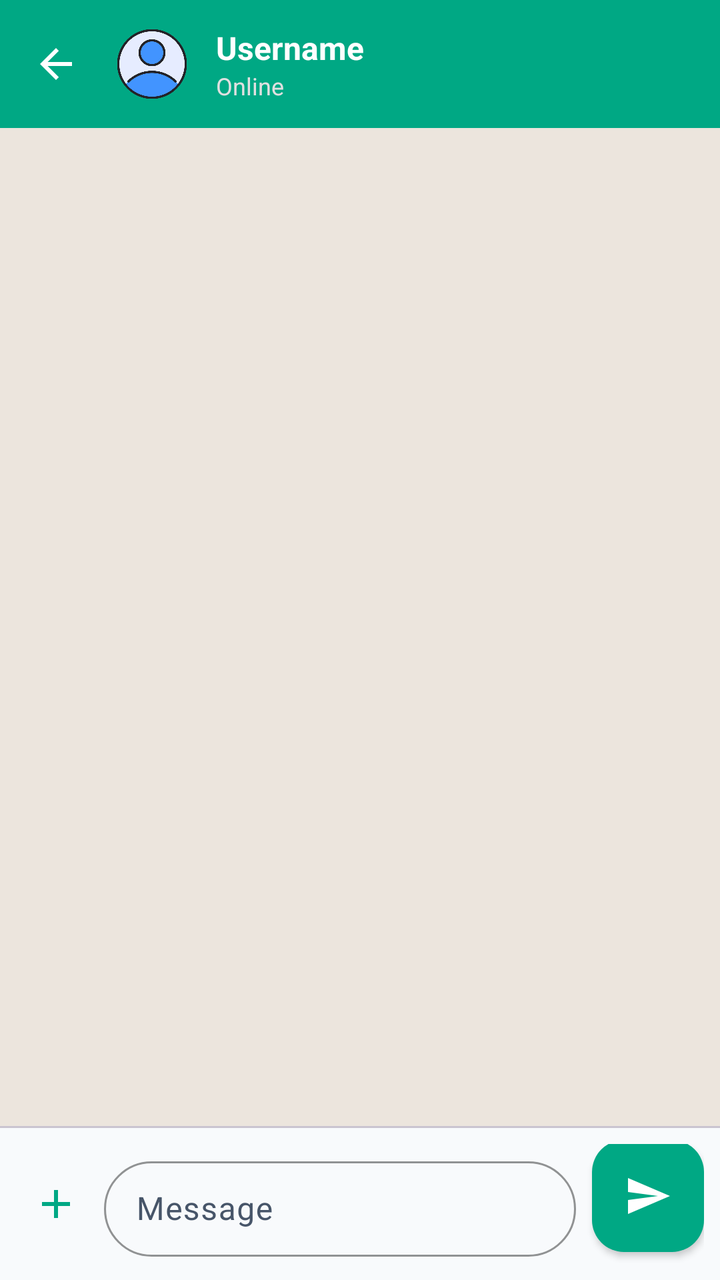
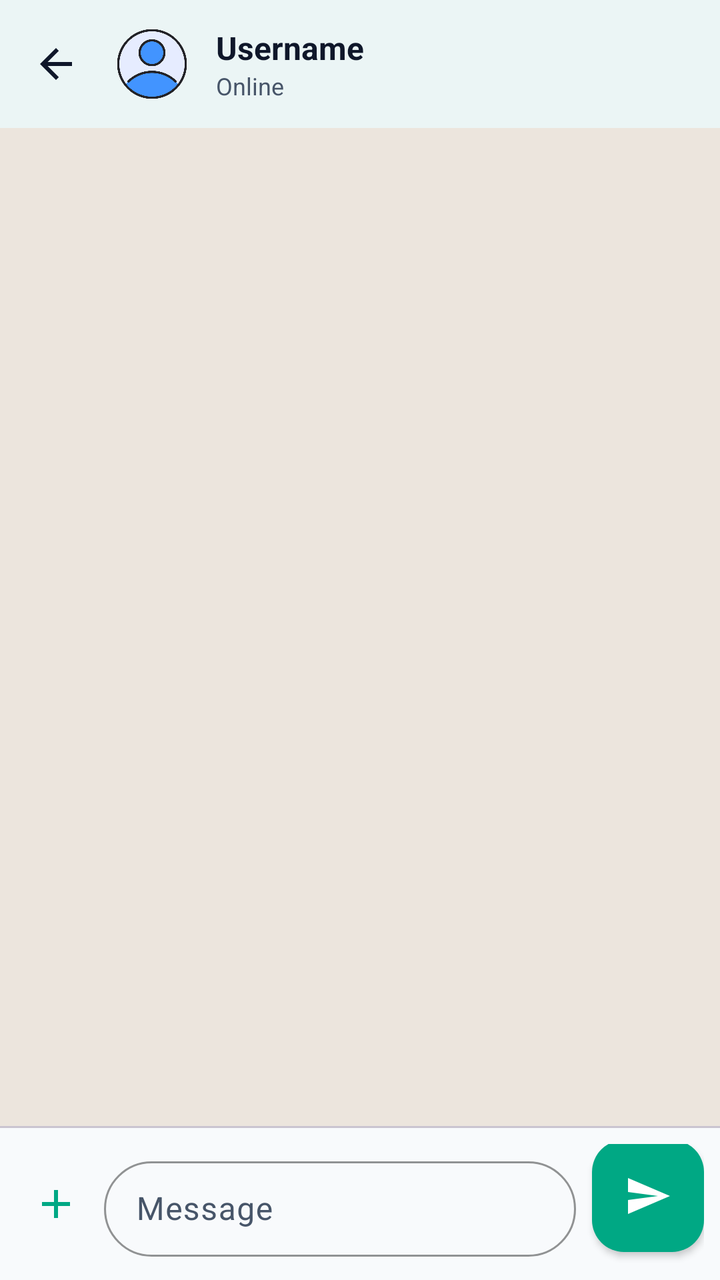

Compare the two renders of this Android layout. The source of the first and the diff that turns it into the second are given below.
<!-- AndroidManifest.xml: application theme Theme.GupShup -->
<!-- res/layout/activity_chat.xml -->
<?xml version="1.0" encoding="utf-8"?>
<LinearLayout xmlns:android="http://schemas.android.com/apk/res/android"
    xmlns:app="http://schemas.android.com/apk/res-auto"
    android:orientation="vertical"
    android:layout_width="match_parent"
    android:layout_height="match_parent"
    android:background="@color/chatBackground">

    
    <TextView
        android:id="@+id/offlineBanner"
        android:layout_width="match_parent"
        android:layout_height="wrap_content"
        android:background="#E53935"
        android:text="No internet connection"
        android:textColor="@android:color/white"
        android:textSize="12sp"
        android:textAlignment="center"
        android:paddingVertical="4dp"
        android:visibility="gone" />

    
    <com.google.android.material.appbar.MaterialToolbar
        android:id="@+id/chatToolbar"
        android:layout_width="match_parent"
        android:layout_height="?attr/actionBarSize"
        android:background="?attr/colorPrimary"
        android:elevation="4dp"
        app:navigationIcon="@drawable/ic_arrow_back"
        app:navigationIconTint="?attr/colorOnPrimary">

        <LinearLayout
            android:layout_width="match_parent"
            android:layout_height="match_parent"
            android:orientation="horizontal"
            android:gravity="center_vertical">

            <com.google.android.material.imageview.ShapeableImageView
                android:id="@+id/toolbarAvatar"
                android:layout_width="40dp"
                android:layout_height="40dp"
                android:scaleType="centerCrop"
                android:src="@drawable/ic_profile_placeholder"
                app:shapeAppearanceOverlay="@style/ShapeAppearance.Material3.Corner.Full"
                android:padding="2dp"
                android:visibility="visible"/>

            <LinearLayout
                android:layout_width="wrap_content"
                android:layout_height="wrap_content"
                android:orientation="vertical"
                android:layout_marginStart="12dp">

                <TextView
                    android:id="@+id/userNameText"
                    android:layout_width="wrap_content"
                    android:layout_height="wrap_content"
                    android:text="Username"
                    android:textColor="?attr/colorOnPrimary"
                    android:textStyle="bold"
                    android:textSize="16sp"
                    android:maxLines="1"
                    android:ellipsize="end" />

                <TextView
                    android:id="@+id/userStatusText"
                    android:layout_width="wrap_content"
                    android:layout_height="wrap_content"
                    android:text="Online"
                    android:textColor="#E0E0E0"
                    android:textSize="12sp"
                    android:maxLines="1" />
            </LinearLayout>
        </LinearLayout>
    </com.google.android.material.appbar.MaterialToolbar>

    
    <androidx.recyclerview.widget.RecyclerView
        android:id="@+id/recyclerView"
        android:layout_width="match_parent"
        android:layout_height="0dp"
        android:layout_weight="1"
        android:paddingHorizontal="8dp"
        android:paddingTop="8dp"
        android:clipToPadding="false"
        android:scrollbars="vertical" />

    
    <View
        android:layout_width="match_parent"
        android:layout_height="1dp"
        android:background="?attr/colorOutlineVariant" />

    
    <LinearLayout
        android:layout_width="match_parent"
        android:layout_height="wrap_content"
        android:orientation="horizontal"
        android:gravity="center_vertical"
        android:paddingHorizontal="8dp"
        android:paddingVertical="8dp"
        android:background="?attr/colorSurface">

        <ImageButton
            android:id="@+id/attachButton"
            android:layout_width="40dp"
            android:layout_height="40dp"
            android:background="?attr/selectableItemBackgroundBorderless"
            android:src="@drawable/ic_add_status"
            app:tint="?attr/colorPrimary"
            android:contentDescription="Attach Media"
            android:padding="8dp"
            android:layout_marginEnd="4dp" />

        <com.google.android.material.textfield.TextInputLayout
            android:id="@+id/inputLayout"
            android:layout_width="0dp"
            android:layout_height="wrap_content"
            android:layout_weight="1"
            android:hint="Message"
            app:boxBackgroundMode="outline"
            app:boxCornerRadiusTopStart="24dp"
            app:boxCornerRadiusTopEnd="24dp"
            app:boxCornerRadiusBottomStart="24dp"
            app:boxCornerRadiusBottomEnd="24dp"
            app:boxStrokeColor="?attr/colorPrimary"
            style="@style/Widget.Material3.TextInputLayout.OutlinedBox.Dense">

            <com.google.android.material.textfield.TextInputEditText
                android:id="@+id/messageInput"
                android:layout_width="match_parent"
                android:layout_height="wrap_content"
                android:inputType="textCapSentences|textMultiLine"
                android:maxLines="4"
                android:textColor="?attr/colorOnSurface" />
        </com.google.android.material.textfield.TextInputLayout>

        <com.google.android.material.floatingactionbutton.FloatingActionButton
            android:id="@+id/sendButton"
            android:layout_width="wrap_content"
            android:layout_height="wrap_content"
            android:layout_marginStart="8dp"
            android:layout_marginBottom="4dp"
            android:src="@drawable/ic_send"
            app:tint="?attr/colorOnPrimary"
            app:backgroundTint="?attr/colorPrimary"
            app:elevation="2dp"
            app:fabSize="mini" />

    </LinearLayout>

</LinearLayout>
<!-- resources referenced by this layout -->
<resources>
  <color name="chatBackground">#ECE5DD</color>
  <!-- drawable ic_add_status (drawable) -->
  <vector xmlns:android="http://schemas.android.com/apk/res/android"
      android:width="24dp"
      android:height="24dp"
      android:viewportWidth="24"
      android:viewportHeight="24">
    <path
        android:fillColor="@android:color/white"
        android:pathData="M19,13h-6v6h-2v-6H5v-2h6V5h2v6h6v2z"/>
  </vector>
  <!-- drawable ic_arrow_back (drawable) -->
  <vector xmlns:android="http://schemas.android.com/apk/res/android"
      android:width="24dp"
      android:height="24dp"
      android:viewportWidth="24"
      android:viewportHeight="24"
      android:tint="?attr/colorOnSurface"
      android:autoMirrored="true">
      <path android:fillColor="@android:color/white"
          android:pathData="M20,11H7.83l5.59,-5.59L12,4l-8,8 8,8 1.41,-1.41L7.83,13H20v-2z"/>
  </vector>
  <!-- drawable ic_send (drawable) -->
  <?xml version="1.0" encoding="utf-8"?>
  <vector xmlns:android="http://schemas.android.com/apk/res/android"
      android:width="24dp"
      android:height="24dp"
      android:viewportWidth="24"
      android:viewportHeight="24">
      <path
          android:fillColor="@color/colorPrimary"
          android:pathData="M2.01,21L23,12 2.01,3 2,10 17,12 2,14z"/>
  </vector>
  <color name="colorPrimary">#00A884</color>
  <color name="onPrimary">#FFFFFF</color>
  <color name="colorPrimaryContainer">#B2F1E0</color>
  <color name="onPrimaryContainer">#00201A</color>
  <color name="colorSecondary">#4A635D</color>
  <color name="onSecondary">#FFFFFF</color>
  <color name="colorSecondaryContainer">#CCE8E0</color>
  <color name="onSecondaryContainer">#05201A</color>
  <color name="colorTertiary">#4B607C</color>
  <color name="onTertiary">#FFFFFF</color>
  <color name="colorTertiaryContainer">#D3E4FF</color>
  <color name="onTertiaryContainer">#041C35</color>
  <color name="background">#F8FAFC</color>
  <color name="surface">#F8FAFC</color>
  <color name="surfaceVariant">#E2E8F0</color>
  <color name="onSurface">#0F172A</color>
  <color name="onSurfaceVariant">#475569</color>
  <color name="outline">#94A3B8</color>
  <color name="colorSurfaceContainer">#F1F5F9</color>
  <color name="colorSurfaceContainerLow">#F8FAFC</color>
  <color name="error">#BA1A1A</color>
  <color name="onError">#FFFFFF</color>
  <color name="errorContainer">#FFDAD6</color>
  <color name="onErrorContainer">#410002</color>
  <!-- unchanged entries left out for length: 2 -->
</resources>

<!-- the commit's change to res/layout/activity_chat.xml (unified diff, before → after) -->
@@ -24,10 +24,10 @@
         android:id="@+id/chatToolbar"
         android:layout_width="match_parent"
         android:layout_height="?attr/actionBarSize"
-        android:background="?attr/colorPrimary"
-        android:elevation="4dp"
+        android:background="?attr/colorSurface"
+        android:elevation="1dp"
         app:navigationIcon="@drawable/ic_arrow_back"
-        app:navigationIconTint="?attr/colorOnPrimary">
+        app:navigationIconTint="?attr/colorOnSurface">
 
         <LinearLayout
             android:layout_width="match_parent"
@@ -56,7 +56,7 @@
                     android:layout_width="wrap_content"
                     android:layout_height="wrap_content"
                     android:text="Username"
-                    android:textColor="?attr/colorOnPrimary"
+                    android:textColor="?attr/colorOnSurface"
                     android:textStyle="bold"
                     android:textSize="16sp"
                     android:maxLines="1"
@@ -67,7 +67,7 @@
                     android:layout_width="wrap_content"
                     android:layout_height="wrap_content"
                     android:text="Online"
-                    android:textColor="#E0E0E0"
+                    android:textColor="?attr/colorOnSurfaceVariant"
                     android:textSize="12sp"
                     android:maxLines="1" />
             </LinearLayout>
